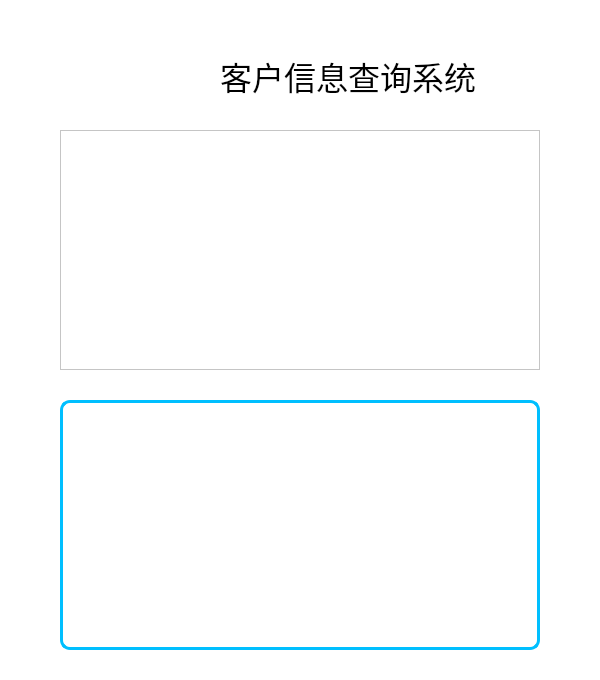
The window that QT/info.ui (psk0404/Flight-Booking-System) describes before a commit, drawn with Qt 5.
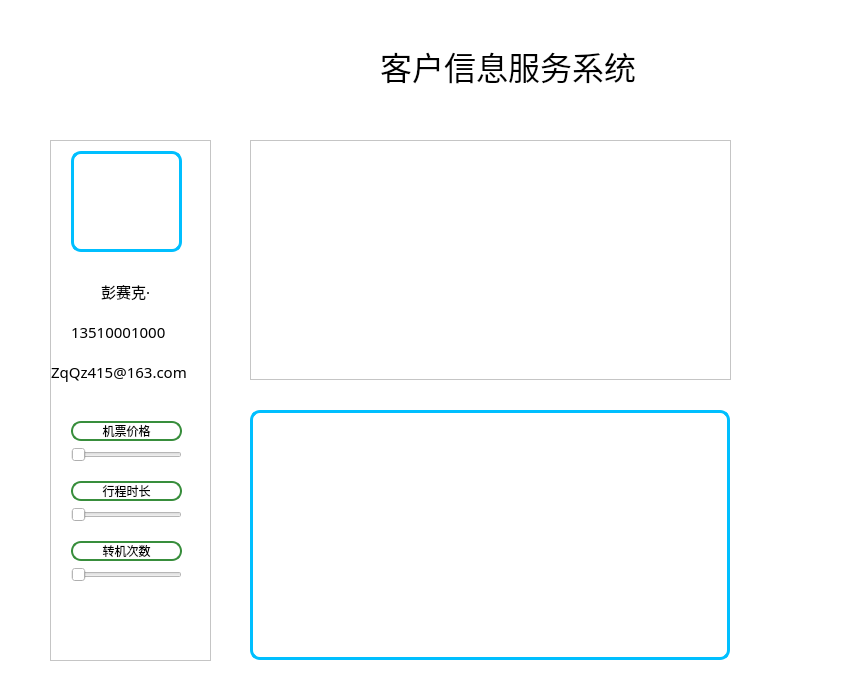
The same window after the commit. Icons and pictures are not drawn.

```diff
--- a/QT/info.ui
+++ b/QT/info.ui
@@ -6,7 +6,7 @@
    <rect>
     <x>0</x>
     <y>0</y>
-    <width>600</width>
+    <width>844</width>
     <height>680</height>
    </rect>
   </property>
@@ -25,9 +25,9 @@
    <widget class="QScrollArea" name="scrollArea">
     <property name="geometry">
      <rect>
-      <x>60</x>
-      <y>130</y>
-      <width>480</width>
+      <x>250</x>
+      <y>140</y>
+      <width>481</width>
       <height>240</height>
      </rect>
     </property>
@@ -57,7 +57,7 @@
       <rect>
        <x>0</x>
        <y>0</y>
-       <width>468</width>
+       <width>469</width>
        <height>228</height>
       </rect>
      </property>
@@ -66,8 +66,8 @@
    <widget class="QLabel" name="label">
     <property name="geometry">
      <rect>
-      <x>220</x>
-      <y>50</y>
+      <x>380</x>
+      <y>40</y>
       <width>261</width>
       <height>51</height>
      </rect>
@@ -79,14 +79,14 @@
      </font>
     </property>
     <property name="text">
-     <string>客户信息查询系统</string>
+     <string>客户信息服务系统</string>
     </property>
    </widget>
    <widget class="QLabel" name="label_3">
     <property name="geometry">
      <rect>
-      <x>90</x>
-      <y>40</y>
+      <x>250</x>
+      <y>30</y>
       <width>91</width>
       <height>81</height>
      </rect>
@@ -104,8 +104,8 @@
    <widget class="QLabel" name="map">
     <property name="geometry">
      <rect>
-      <x>60</x>
-      <y>400</y>
+      <x>250</x>
+      <y>410</y>
       <width>480</width>
       <height>250</height>
      </rect>
@@ -124,6 +124,259 @@
      <bool>true</bool>
     </property>
    </widget>
+   <widget class="QScrollArea" name="scrollArea_2">
+    <property name="geometry">
+     <rect>
+      <x>50</x>
+      <y>140</y>
+      <width>161</width>
+      <height>521</height>
+     </rect>
+    </property>
+    <property name="styleSheet">
+     <string notr="true">QScrollArea {
+    border: 3px solid #00BFFF;             
+    border-radius: 12px;                     /* 设置圆角 */
+    background-color: #f9f9f9;               /* 设置背景色 */
+    padding: 3px;                           /* 设置内边距 */
+    box-shadow: 0 4px 8px rgba(0, 0, 0, 0.1); /* 添加柔和的阴影效果 */
+    transition: all 0.3s ease;               /* 添加过渡效果，让状态改变时更平滑 */
+}
+
+
+QScrollArea &gt; QWidget {
+    background-color: #fff;                  /* 设置内容区的背景颜色为白色 */
+    border-radius: 8px;                      /* 设置内容区域圆角 */
+    padding: 10px;                           /* 内容区内边距 */
+}
+</string>
+    </property>
+    <property name="widgetResizable">
+     <bool>true</bool>
+    </property>
+    <widget class="QWidget" name="scrollAreaWidgetContents_2">
+     <property name="geometry">
+      <rect>
+       <x>0</x>
+       <y>0</y>
+       <width>149</width>
+       <height>509</height>
+      </rect>
+     </property>
+     <widget class="QLabel" name="label_2">
+      <property name="geometry">
+       <rect>
+        <x>20</x>
+        <y>10</y>
+        <width>111</width>
+        <height>101</height>
+       </rect>
+      </property>
+      <property name="styleSheet">
+       <string notr="true">QLabel {
+    border: 3px solid #00BFFF;   /* 蓝色边框，2px 宽 */
+    border-radius: 10px;       /* 圆角半径 10px */
+             padding: 1px;
+}
+</string>
+      </property>
+      <property name="text">
+       <string/>
+      </property>
+      <property name="pixmap">
+       <pixmap>../data/images/user.jpg</pixmap>
+      </property>
+      <property name="scaledContents">
+       <bool>true</bool>
+      </property>
+     </widget>
+     <widget class="QLabel" name="label_4">
+      <property name="geometry">
+       <rect>
+        <x>50</x>
+        <y>140</y>
+        <width>61</width>
+        <height>21</height>
+       </rect>
+      </property>
+      <property name="font">
+       <font>
+        <family>华文中宋</family>
+        <pointsize>11</pointsize>
+       </font>
+      </property>
+      <property name="text">
+       <string>彭赛克·</string>
+      </property>
+      <property name="textFormat">
+       <enum>Qt::PlainText</enum>
+      </property>
+     </widget>
+     <widget class="QLabel" name="label_5">
+      <property name="geometry">
+       <rect>
+        <x>20</x>
+        <y>180</y>
+        <width>111</width>
+        <height>21</height>
+       </rect>
+      </property>
+      <property name="font">
+       <font>
+        <family>华文中宋</family>
+        <pointsize>11</pointsize>
+       </font>
+      </property>
+      <property name="text">
+       <string>13510001000</string>
+      </property>
+      <property name="textFormat">
+       <enum>Qt::PlainText</enum>
+      </property>
+     </widget>
+     <widget class="QLabel" name="label_6">
+      <property name="geometry">
+       <rect>
+        <x>0</x>
+        <y>220</y>
+        <width>141</width>
+        <height>21</height>
+       </rect>
+      </property>
+      <property name="font">
+       <font>
+        <family>华文中宋</family>
+        <pointsize>11</pointsize>
+       </font>
+      </property>
+      <property name="text">
+       <string>ZqQz415@163.com</string>
+      </property>
+      <property name="textFormat">
+       <enum>Qt::PlainText</enum>
+      </property>
+     </widget>
+     <widget class="QWidget" name="layoutWidget">
+      <property name="geometry">
+       <rect>
+        <x>20</x>
+        <y>340</y>
+        <width>111</width>
+        <height>41</height>
+       </rect>
+      </property>
+      <layout class="QVBoxLayout" name="verticalLayout_2">
+       <item>
+        <widget class="QLabel" name="choose1_2">
+         <property name="styleSheet">
+          <string notr="true">QLabel {
+    
+    border: 2px solid #388E3C;  /* 设置边框颜色和宽度 */
+    border-radius: 10px;   
+    text-align: center;  /* 设置文本居中 */
+}
+</string>
+         </property>
+         <property name="text">
+          <string>行程时长</string>
+         </property>
+         <property name="alignment">
+          <set>Qt::AlignCenter</set>
+         </property>
+        </widget>
+       </item>
+       <item>
+        <widget class="QSlider" name="horizontalSlider_2">
+         <property name="orientation">
+          <enum>Qt::Horizontal</enum>
+         </property>
+        </widget>
+       </item>
+      </layout>
+     </widget>
+     <widget class="QWidget" name="layoutWidget_2">
+      <property name="geometry">
+       <rect>
+        <x>20</x>
+        <y>400</y>
+        <width>111</width>
+        <height>41</height>
+       </rect>
+      </property>
+      <layout class="QVBoxLayout" name="verticalLayout_3">
+       <item>
+        <widget class="QLabel" name="choose1_3">
+         <property name="styleSheet">
+          <string notr="true">QLabel {
+    
+    border: 2px solid #388E3C;  /* 设置边框颜色和宽度 */
+    border-radius: 10px;   
+    text-align: center;  /* 设置文本居中 */
+}
+</string>
+         </property>
+         <property name="text">
+          <string>转机次数</string>
+         </property>
+         <property name="alignment">
+          <set>Qt::AlignCenter</set>
+         </property>
+        </widget>
+       </item>
+       <item>
+        <widget class="QSlider" name="horizontalSlider_3">
+         <property name="orientation">
+          <enum>Qt::Horizontal</enum>
+         </property>
+        </widget>
+       </item>
+      </layout>
+     </widget>
+     <widget class="QWidget" name="">
+      <property name="geometry">
+       <rect>
+        <x>20</x>
+        <y>280</y>
+        <width>111</width>
+        <height>41</height>
+       </rect>
+      </property>
+      <layout class="QVBoxLayout" name="verticalLayout">
+       <item>
+        <widget class="QLabel" name="choose1">
+         <property name="styleSheet">
+          <string notr="true">QLabel {
+    
+    border: 2px solid #388E3C;  /* 设置边框颜色和宽度 */
+    border-radius: 10px;   
+    text-align: center;  /* 设置文本居中 */
+}
+</string>
+         </property>
+         <property name="text">
+          <string>机票价格</string>
+         </property>
+         <property name="alignment">
+          <set>Qt::AlignCenter</set>
+         </property>
+        </widget>
+       </item>
+       <item>
+        <widget class="QSlider" name="horizontalSlider">
+         <property name="orientation">
+          <enum>Qt::Horizontal</enum>
+         </property>
+        </widget>
+       </item>
+      </layout>
+     </widget>
+    </widget>
+   </widget>
+   <zorder>scrollArea_2</zorder>
+   <zorder>scrollArea</zorder>
+   <zorder>label</zorder>
+   <zorder>label_3</zorder>
+   <zorder>map</zorder>
   </widget>
  </widget>
  <resources/>
```
